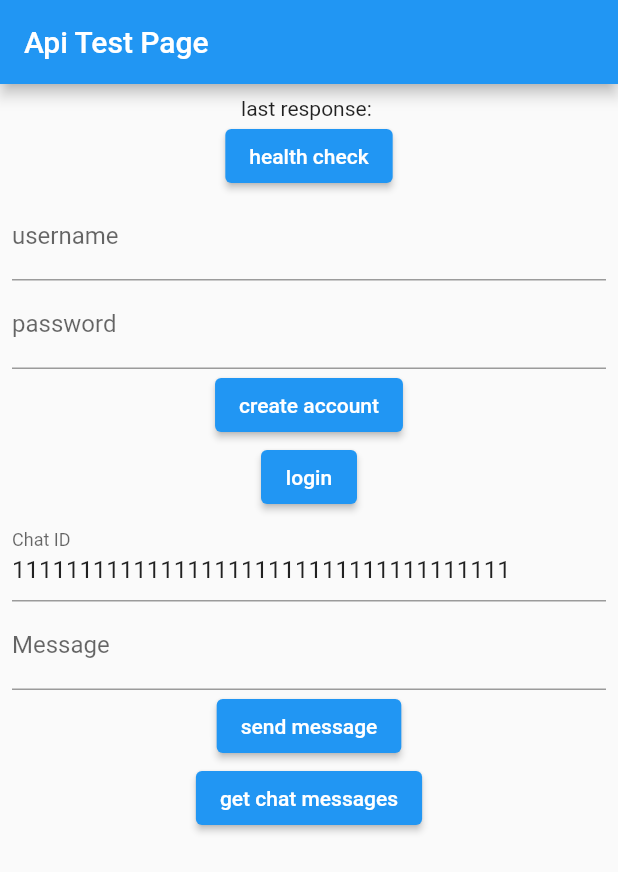
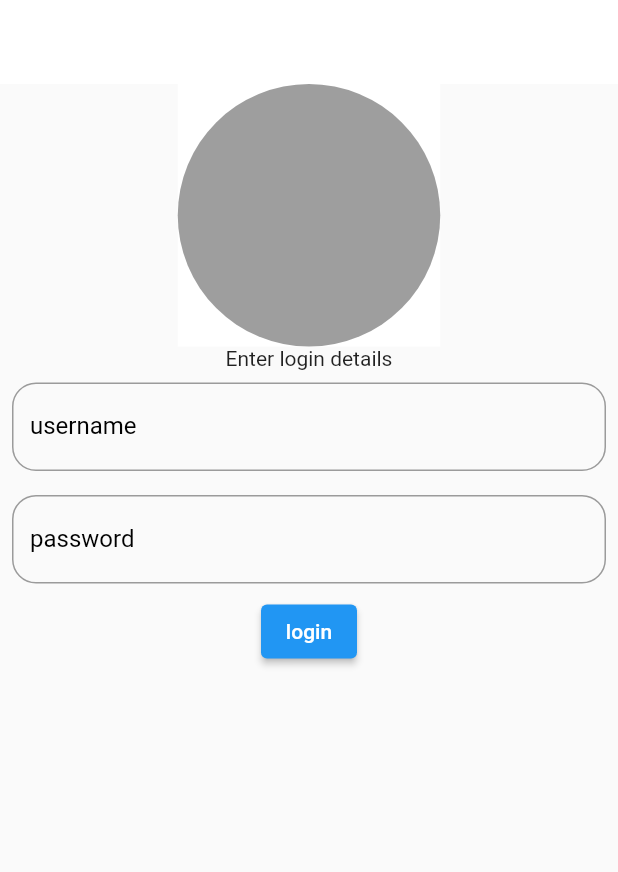
Before and after one commit to Louie-KC/chat, a Flutter app: the screen it shows after launch, on a phone screen of 412 x 824 dp. Shown: the top 872 px of the screen. Run offline on Flutter 3.47's test engine with Material 2 defaults, Android fonts, the phone set to English and light mode, and no system bars.

Commit message:
Begin login page, begin an app controller

```diff
--- a/chat_app/lib/api_test/api_test_view.dart
+++ b/chat_app/lib/api_test/api_test_view.dart
@@ -11,6 +11,7 @@ class ApiTestView extends StatefulWidget {
 
 class _ApiTestView extends State<ApiTestView> {
   String lastResponse = "";
+  String _token = "";
 
   ChatApi api = ChatApi();
 
@@ -34,20 +35,33 @@ class _ApiTestView extends State<ApiTestView> {
   }
 
   void login(String username, String password) async {
-    lastResponse = await api.login(username, password);
+    // lastResponse = await api.login(username, password);
+    _token = await api.login(username, password);
+    if (_token.isEmpty) {
+      lastResponse = "Success";
+    } else {
+      lastResponse = "Failed";
+    }
     debugPrint(lastResponse);
     setState(() {});
-    debugPrint("API has token: ${api.hasToken()}");
+    // debugPrint("API has token: ${api.hasToken()}");
   }
 
   void sendMessage(String chatID, String message) async {
-    lastResponse = await api.sendMessage(chatID, message);
+    // lastResponse = await api.sendMessage(chatID, message);
+    int status = await api.sendMessage(chatID, message, _token);
+    if (status == 200) {
+      lastResponse = "Success";
+    }
     setState(() {});
   }
 
   void getChatMessages(String chatID) async {
     await api.getChatMessages(
-        chatID, DateTime.now().subtract(const Duration(days: 365)));
+      chatID,
+      DateTime.now().subtract(const Duration(days: 365)),
+      _token,
+    );
     setState(() {});
   }
 
--- /dev/null
+++ b/chat_app/lib/controllers/chat_controller.dart
@@ -0,0 +1,38 @@
+import 'package:flutter/material.dart';
+
+import '../service/chat_api_service.dart';
+
+class ChatController extends ChangeNotifier {
+  final api = ChatApi();
+  String username = "";
+  String _token = "";
+  bool accountProcess = false;
+
+  Future<void> login(String uname, String pword) async {
+    if (accountProcess) {
+      return;
+    }
+    accountProcess = true;
+    _token = await api
+        .login(uname, pword)
+        .timeout(const Duration(seconds: 5), onTimeout: () => "");
+    if (_token.isNotEmpty) {
+      username = uname;
+    }
+    accountProcess = false;
+    notifyListeners();
+  }
+
+  Future<void> register(String uname, String pword) async {
+    if (accountProcess) {
+      return;
+    }
+    accountProcess = true;
+    await api.createAccount(uname, pword).timeout(const Duration(seconds: 5));
+    accountProcess = false;
+
+    return;
+  }
+
+  bool loggedIn() => _token.isNotEmpty;
+}
--- a/chat_app/lib/main.dart
+++ b/chat_app/lib/main.dart
@@ -1,5 +1,8 @@
 import 'package:flutter/material.dart';
-import 'package:chat_app/api_test/api_test_view.dart';
+import 'package:provider/provider.dart';
+import 'package:chat_app/view/pages/login_page.dart';
+import 'package:chat_app/controllers/chat_controller.dart';
+// import 'package:chat_app/api_test/api_test_view.dart';
 
 void main() {
   runApp(const MainApp());
@@ -10,8 +13,11 @@ class MainApp extends StatelessWidget {
 
   @override
   Widget build(BuildContext context) {
-    return MaterialApp(
-      home: ApiTestView(),
+    return ChangeNotifierProvider(
+      create: (_) => ChatController(),
+      child: MaterialApp(
+        home: LoginPage(),
+      ),
     );
   }
 }
--- /dev/null
+++ b/chat_app/lib/view/pages/login_page.dart
@@ -0,0 +1,83 @@
+import 'package:flutter/material.dart';
+import 'package:provider/provider.dart';
+import 'package:chat_app/controllers/chat_controller.dart';
+
+// import 'package:chat_app/service/chat_api_service.dart';
+// import 'package:chat_app/controllers/login_controller.dart';
+
+class LoginPage extends StatelessWidget {
+  late final TextEditingController _unameController;
+  late final TextEditingController _pwordController;
+
+  LoginPage({super.key}) {
+    _unameController = TextEditingController();
+    _pwordController = TextEditingController();
+  }
+
+  TextField _textField(
+      String label, bool obscure, TextEditingController controller) {
+    OutlineInputBorder outlineBorder = OutlineInputBorder(
+      borderRadius: BorderRadius.circular(16),
+      borderSide: const BorderSide(color: Colors.black),
+    );
+
+    return TextField(
+      controller: controller,
+      cursorColor: Colors.black,
+      obscureText: obscure,
+      autocorrect: false,
+      enableSuggestions: false,
+      decoration: InputDecoration(
+        labelText: label,
+        labelStyle: const TextStyle(color: Colors.black),
+        border: outlineBorder,
+        focusedBorder: outlineBorder,
+      ),
+    );
+  }
+
+  ElevatedButton _button(String text, void Function() function) =>
+      ElevatedButton(onPressed: function, child: Text(text));
+
+  @override
+  Widget build(BuildContext context) {
+    final ChatController controller = Provider.of<ChatController>(context);
+
+    return Scaffold(
+      appBar: AppBar(
+        elevation: 0,
+        backgroundColor: Colors.white,
+      ),
+      body: Column(
+        mainAxisAlignment: MainAxisAlignment.start,
+        crossAxisAlignment: CrossAxisAlignment.center,
+        children: [
+          Container(
+            // placeholder circle
+            width: 175,
+            height: 175,
+            color: Colors.white,
+            foregroundDecoration: const BoxDecoration(
+              color: Colors.grey,
+              shape: BoxShape.circle,
+            ),
+          ),
+          const Text("Enter login details"),
+          Padding(
+            padding: const EdgeInsets.all(8.0),
+            child: _textField("username", false, _unameController),
+          ),
+          Padding(
+            padding: const EdgeInsets.all(8.0),
+            child: _textField("password", true, _pwordController),
+          ),
+          _button("login", () async {
+            debugPrint("login button pushed");
+            await controller.login(
+                _unameController.text, _pwordController.text);
+          }),
+        ],
+      ),
+    );
+  }
+}
--- a/chat_app/pubspec.yaml
+++ b/chat_app/pubspec.yaml
@@ -9,7 +9,7 @@ environment:
 dependencies:
   flutter:
     sdk: flutter
-
+  provider: ^6.0.0
   http: ^1.0.0
 
 dev_dependencies:
```
Also changed, not shown: chat_app/lib/service/chat_api_service.dart (+20 -14 lines), chat_app/pubspec.lock.
